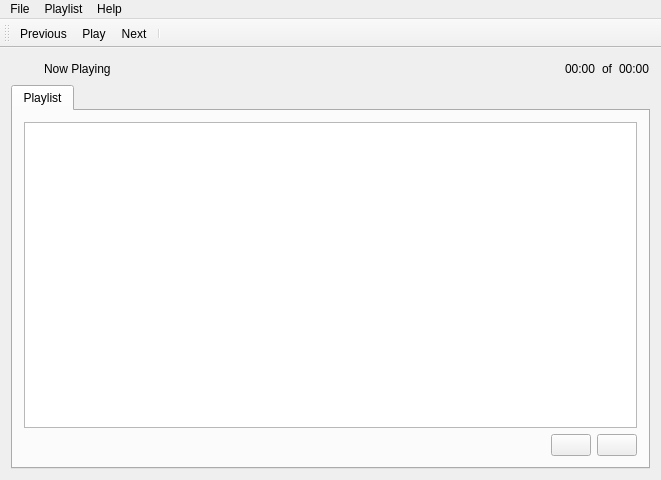
kvrohit/muiplayer, file src/MUI/ui/mui.ui: the form before one commit.
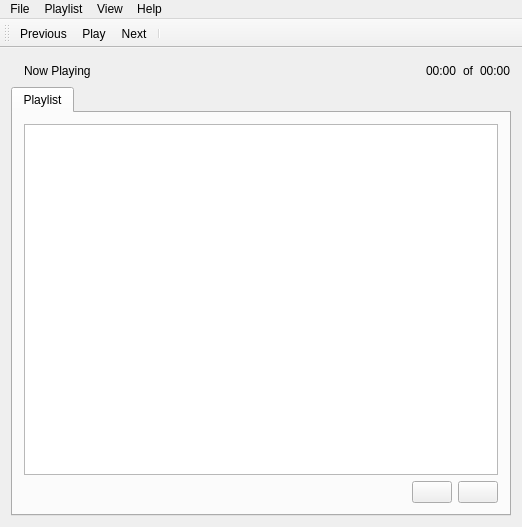
The form after the commit. Icons and pictures are not drawn.

Commit message: 1. added metedata support 2. added album art display 3. new layout

Diff of the .ui file:
```diff
--- a/src/MUI/ui/mui.ui
+++ b/src/MUI/ui/mui.ui
@@ -8,15 +8,30 @@
    <rect>
     <x>0</x>
     <y>0</y>
-    <width>661</width>
-    <height>480</height>
+    <width>522</width>
+    <height>527</height>
    </rect>
   </property>
   <property name="windowTitle" >
    <string>MUI</string>
   </property>
   <widget class="QWidget" name="centralWidget" >
+   <layout class="QHBoxLayout" name="horizontalLayout_3" >
+    <item>
+     <widget class="QWidget" native="1" name="widget" >
    <layout class="QVBoxLayout" name="verticalLayout" >
+       <property name="leftMargin" >
+        <number>0</number>
+       </property>
+       <property name="topMargin" >
+        <number>2</number>
+       </property>
+       <property name="rightMargin" >
+        <number>0</number>
+       </property>
+       <property name="bottomMargin" >
+        <number>0</number>
+       </property>
     <item>
      <layout class="QHBoxLayout" name="horizontalLayout" >
       <item>
@@ -38,22 +53,6 @@
         </property>
        </widget>
       </item>
-      <item>
-       <spacer name="horizontalSpacer_3" >
-        <property name="orientation" >
-         <enum>Qt::Horizontal</enum>
-        </property>
-        <property name="sizeType" >
-         <enum>QSizePolicy::Fixed</enum>
-        </property>
-        <property name="sizeHint" stdset="0" >
-         <size>
-          <width>20</width>
-          <height>20</height>
-         </size>
-        </property>
-       </spacer>
-      </item>
       <item>
        <widget class="QLabel" name="labelNowPlaying" >
         <property name="sizePolicy" >
@@ -204,13 +203,16 @@
     </item>
    </layout>
   </widget>
+    </item>
+   </layout>
+  </widget>
   <widget class="QMenuBar" name="menuBar" >
    <property name="geometry" >
     <rect>
      <x>0</x>
      <y>0</y>
-     <width>661</width>
-     <height>21</height>
+     <width>522</width>
+     <height>25</height>
     </rect>
    </property>
    <widget class="QMenu" name="menuHelp" >
@@ -234,8 +236,14 @@
     <addaction name="separator" />
     <addaction name="actionClear" />
    </widget>
+   <widget class="QMenu" name="menuView" >
+    <property name="title" >
+     <string>View</string>
+    </property>
+   </widget>
    <addaction name="menuFile" />
    <addaction name="menuPlaylist" />
+   <addaction name="menuView" />
    <addaction name="menuHelp" />
   </widget>
   <widget class="QToolBar" name="toolBar" >
```
Lines whose indentation alone changed are shown as unchanged. The commit also changes 10 other files.
